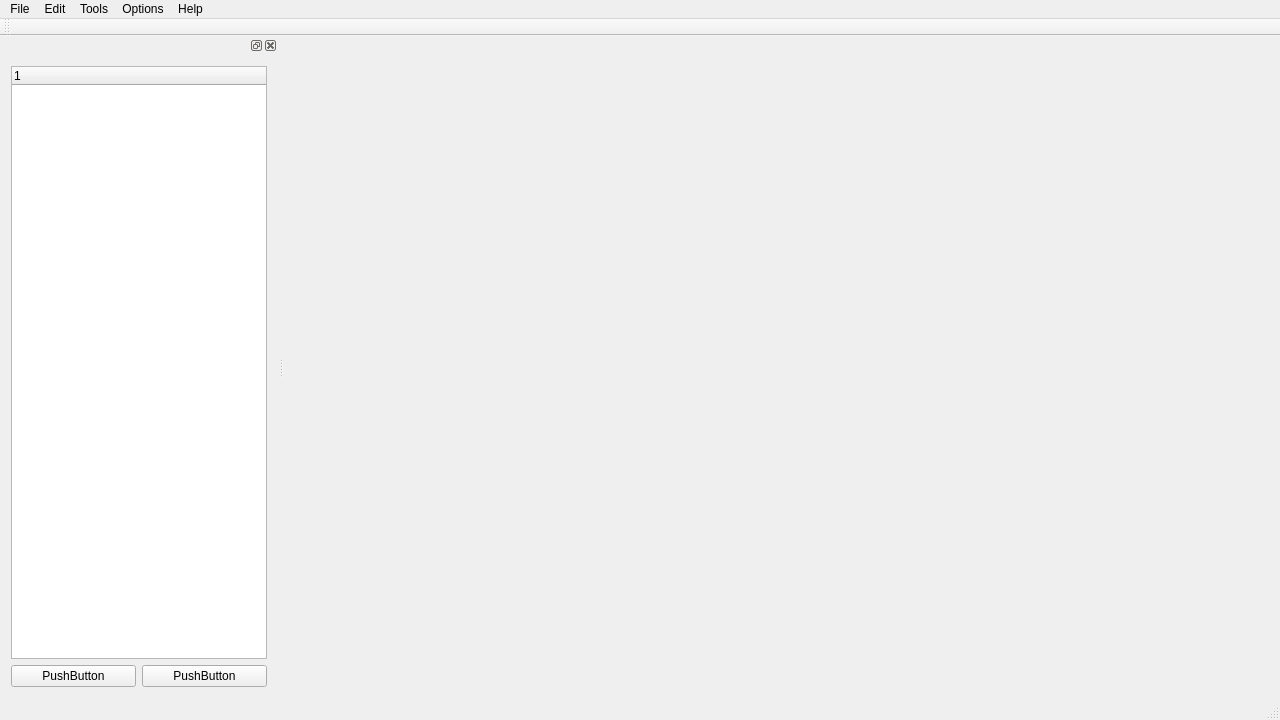
The window that ToolKit/Source/MainWindow.ui (Jereq/Havenborough) describes before a commit, drawn with Qt 5.
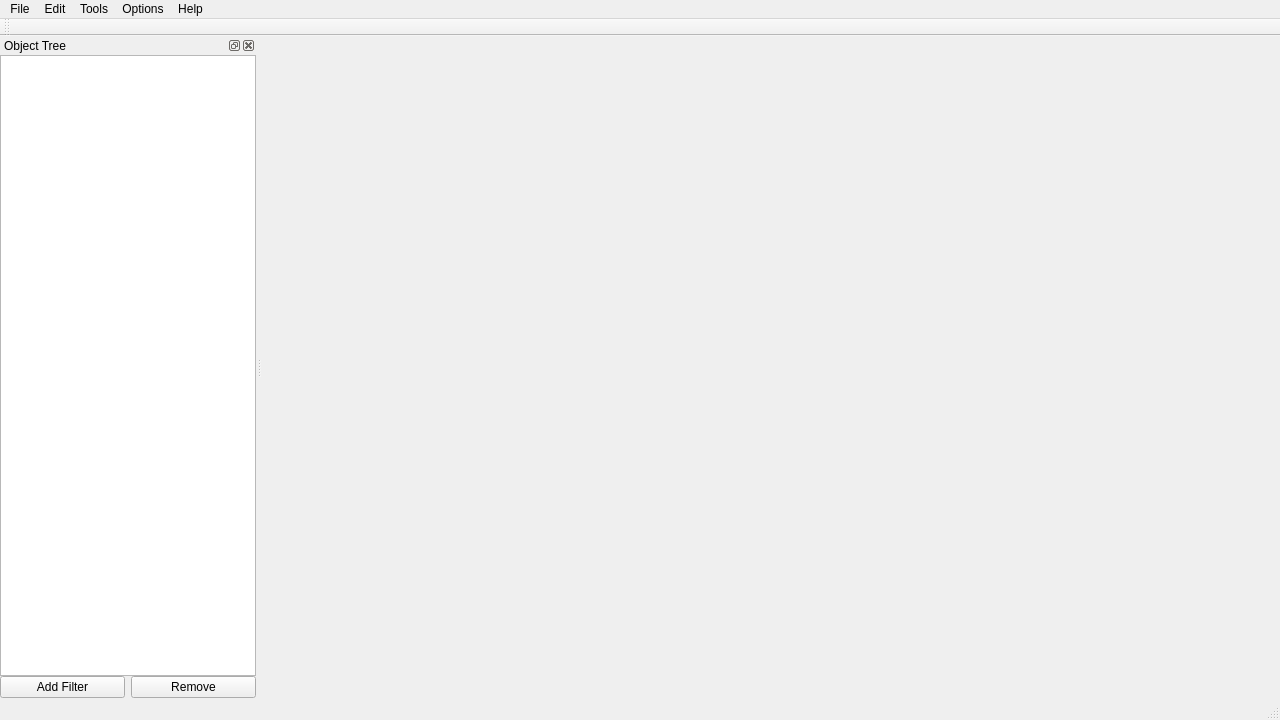
The same window after the commit.

Commit message: Variable name changes. ObjectTreeWidget

```diff
--- a/ToolKit/Source/MainWindow.ui
+++ b/ToolKit/Source/MainWindow.ui
@@ -78,13 +78,34 @@
   </widget>
   <widget class="QStatusBar" name="statusBar"/>
   <widget class="QDockWidget" name="dockWidget">
+   <property name="windowTitle">
+    <string>Object Tree</string>
+   </property>
    <attribute name="dockWidgetArea">
     <number>1</number>
    </attribute>
    <widget class="QWidget" name="dockWidgetContents">
     <layout class="QGridLayout" name="gridLayout">
+     <property name="leftMargin">
+      <number>0</number>
+     </property>
+     <property name="topMargin">
+      <number>0</number>
+     </property>
+     <property name="rightMargin">
+      <number>0</number>
+     </property>
+     <property name="bottomMargin">
+      <number>0</number>
+     </property>
+     <property name="spacing">
+      <number>0</number>
+     </property>
      <item row="0" column="0">
-      <widget class="QTreeWidget" name="treeWidget">
+      <widget class="QTreeWidget" name="m_ObjectTree">
+       <attribute name="headerVisible">
+        <bool>false</bool>
+       </attribute>
        <column>
         <property name="text">
          <string notr="true">1</string>
@@ -97,14 +118,14 @@
        <item>
         <widget class="QPushButton" name="pushButton">
          <property name="text">
-          <string>PushButton</string>
+          <string>Add Filter</string>
          </property>
         </widget>
        </item>
        <item>
         <widget class="QPushButton" name="pushButton_2">
          <property name="text">
-          <string>PushButton</string>
+          <string>Remove</string>
          </property>
         </widget>
        </item>
```
Left out of the diff: 4 changed lines with no effect on the pictures.
